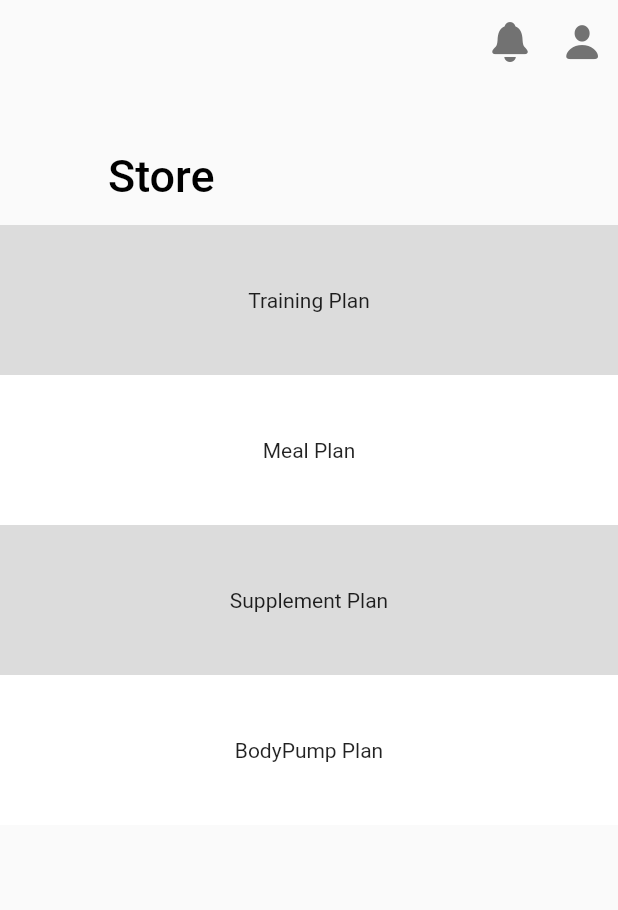
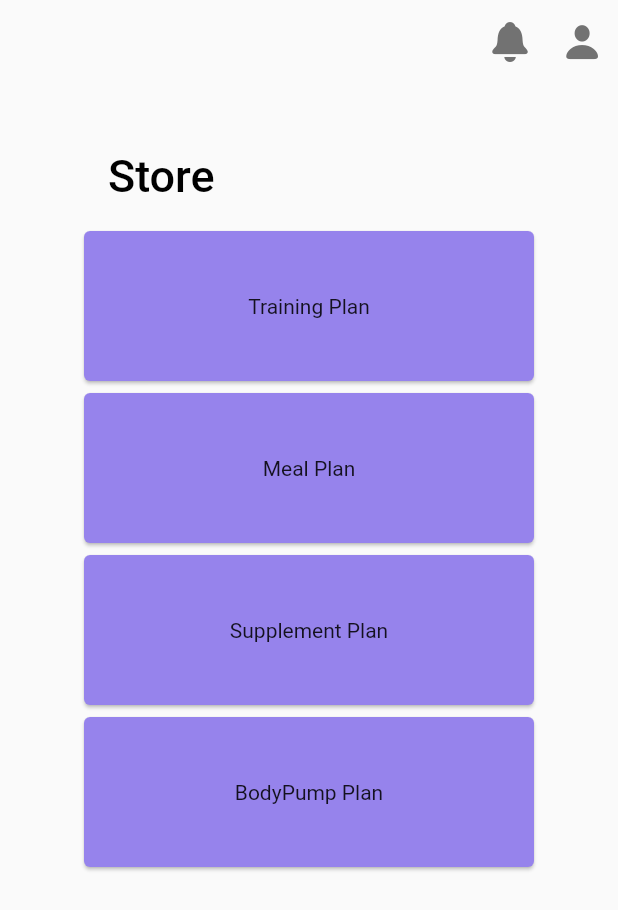
Before and after one commit to seaanmarina/marina_fuentes_fererero, a Flutter app: the screen it shows after launch, on a phone screen of 412 x 824 dp. Shown: the top 910 px of the screen. Run offline on Flutter 3.47's test engine with Material 2 defaults, Android fonts, the phone set to English and light mode, and no system bars; our stand-ins replace get.

Commit message:
StoreScreen with cards

```diff
--- a/lib/screens/StoreScreen.dart
+++ b/lib/screens/StoreScreen.dart
@@ -44,11 +44,16 @@ class StoreScreen extends StatelessWidget {
         SliverList(
           delegate: SliverChildBuilderDelegate(
             (BuildContext context, int index) {
-              return Container(
-                color: index.isOdd ? Colors.white : Colors.black12,
-                height: 100.0,
-                child: Center(
-                  child: Text(storeController.tiposDeClases[index].toString()),
+              return Center(
+                child: Card(
+                  color: Color.fromRGBO(150, 131, 236, 1),
+                  child: SizedBox(
+                    width: 300,
+                    height: 100,
+                    child: Center(
+                        child: Text(
+                            storeController.tiposDeClases[index].toString())),
+                  ),
                 ),
               );
             },
--- a/lib/widgets/MyCart.dart
+++ b/lib/widgets/MyCart.dart
@@ -1,7 +1,9 @@
 import 'package:flutter/material.dart';
 
 class MyCard extends StatelessWidget {
-  const MyCard({super.key});
+  MyCard({super.key, required this.title});
+
+  final String title;
 
   @override
   Widget build(BuildContext context) {
@@ -12,7 +14,7 @@ class MyCard extends StatelessWidget {
         child: SizedBox(
           width: 300,
           height: 100,
-          child: Center(child: Text('Elevated Card')),
+          child: Center(child: Text(title)),
         ),
       ),
     ));
```
